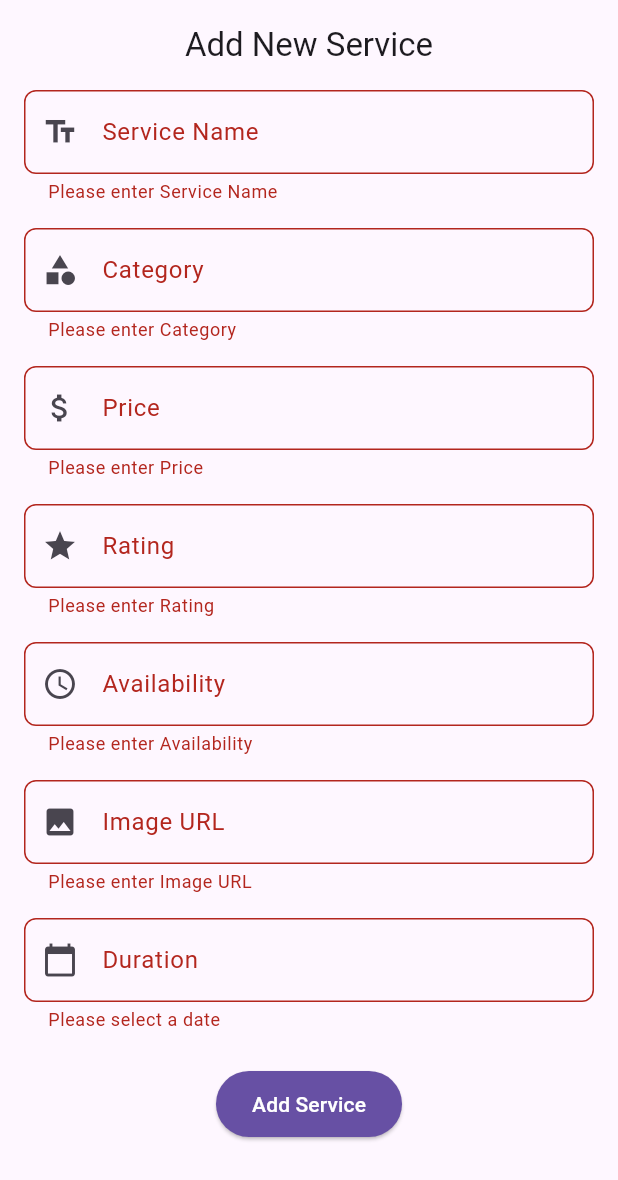
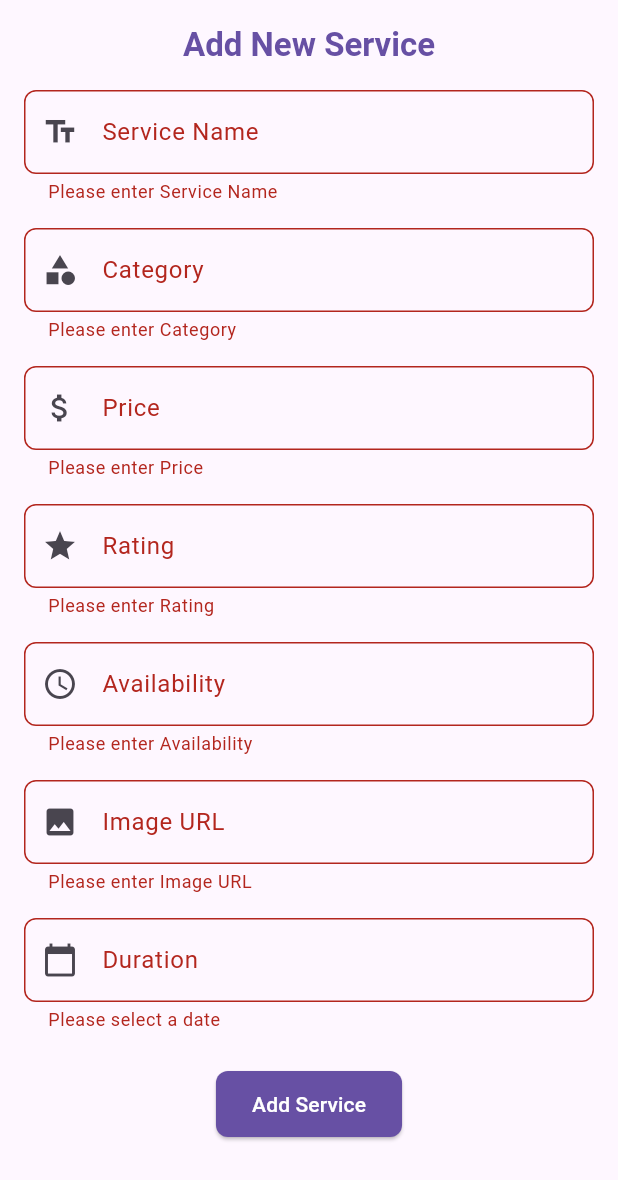
Before and after one commit to AbdulsemedM/Service-Test, a Flutter app: the AddServiceModal widget shown alone on an empty page, opened directly, after a tap on "Add Service", on a phone screen of 412 x 824 dp. Shown: the top 1180 px of the screen. Run offline on Flutter 3.47's test engine with Material 3 defaults, Android fonts, the phone set to English and light mode, and no system bars; our stand-ins replace flutter_rating_bar, flutter_secure_storage, get, shimmer; accounts and stored records are empty; network calls fail.

Commit message:
add service done

```diff
--- a/lib/features/service_booking/presentation/widgets/add_service_modal.dart
+++ b/lib/features/service_booking/presentation/widgets/add_service_modal.dart
@@ -1,5 +1,6 @@
 import 'package:flutter/material.dart';
 import 'package:get/get.dart';
+import 'package:service_booking/app/utils/dialog_utils.dart';
 import '../../controllers/service_controller.dart';
 import '../../models/service_model.dart';
 
@@ -67,7 +68,10 @@ class _AddServiceModalState extends State<AddServiceModal> {
             children: [
               Text(
                 widget.service == null ? 'Add New Service' : 'Edit Service',
-                style: Theme.of(context).textTheme.titleLarge,
+                style: Theme.of(context).textTheme.titleLarge?.copyWith(
+                      color: Theme.of(context).primaryColor,
+                      fontWeight: FontWeight.bold,
+                    ),
               ),
               const SizedBox(height: 16),
               _buildTextField(
@@ -95,6 +99,9 @@ class _AddServiceModalState extends State<AddServiceModal> {
                       const EdgeInsets.symmetric(vertical: 12, horizontal: 24),
                   backgroundColor: Theme.of(context).primaryColor,
                   foregroundColor: Colors.white,
+                  shape: RoundedRectangleBorder(
+                    borderRadius: BorderRadius.circular(8),
+                  ),
                 ),
                 child: Text(
                     widget.service == null ? 'Add Service' : 'Update Service'),
@@ -180,26 +187,28 @@ class _AddServiceModalState extends State<AddServiceModal> {
     );
   }
 
-  void _submit() {
+  void _submit() async {
     if (_formKey.currentState?.validate() ?? false) {
       final Map<String, dynamic> service = {
         'name': _nameController.text,
         'category': _categoryController.text,
-        'price': _priceController.text,
+        'price': int.parse(_priceController.text),
         'availability': _availabilityController.text,
         'imageUrl': _imageUrlController.text,
         'createdAt': DateTime.now().millisecondsSinceEpoch,
-        'duration': double.parse(_durationController.text),
+        'duration':
+            DateTime.parse(_durationController.text).millisecondsSinceEpoch,
         'rating': double.parse(_ratingController.text),
       };
-      print(service);
 
-      if (widget.service == null) {
-        // Add new service logic
-        // controller.addService(service);
-      } else {
-        // Update existing service logic
-        // controller.updateService(service);
+      controller.addService(service);
+
+      if (controller.isAdded.value) {
+        // Show success message
+        displaySnack(context, 'Service added successfully!', Colors.green);
+      } else if (controller.error.isNotEmpty) {
+        // Show error message
+        displaySnack(context, controller.error.value, Colors.red);
       }
 
       controller.fetchServices(); // Refresh the list
```
Also changed, not shown: lib/features/service_booking/controllers/service_controller.dart (+13 -0 lines), lib/features/service_booking/presentation/screen/service_screen.dart (+59 -6 lines), lib/features/service_booking/presentation/widgets/service_widget.dart (+29 -0 lines), lib/features/service_booking/providers/service_api_provider.dart (+16 -0 lines).
